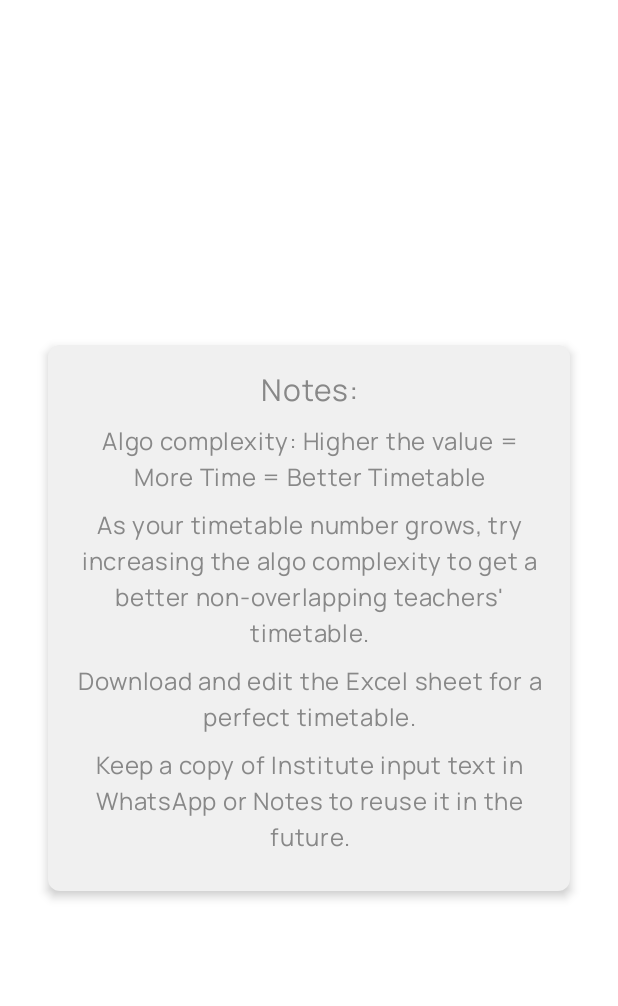
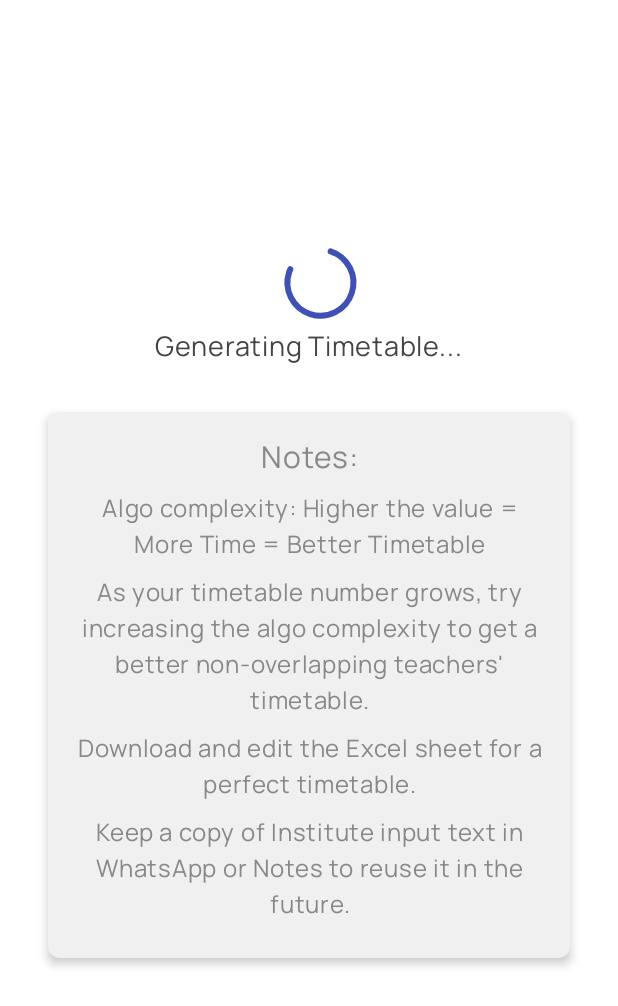
Before and after one commit to Timetable-Maker-GA/pk, an Android app built with Jetpack Compose: the composable LoadingScreen called with empty values, on a phone screen of 412 x 824 dp. Shown: the top 1006 px of the screen. Run offline under Robolectric (Android 15) with nearby library versions, the phone set to English and light mode, and no system bars; our stand-ins replace accompanist.

Commit message:
Basic version of knn done due to LCP

```diff
--- a/app/src/main/java/com/example/ttmaker/presentation/addTimeTable/components/LoadingScreen.kt
+++ b/app/src/main/java/com/example/ttmaker/presentation/addTimeTable/components/LoadingScreen.kt
@@ -1,4 +1,5 @@
 package com.example.ttmaker.presentation.addTimeTable.components
+
 
 import androidx.compose.foundation.layout.Box
 
@@ -45,6 +46,7 @@ import androidx.compose.ui.unit.dp
 import androidx.compose.ui.unit.sp
 import androidx.compose.ui.zIndex
 import androidx.compose.runtime.Composable
+
 @Composable
 fun LoadingScreen(gen: Int, level: Int, population: Int, generation: Int) {
     Box(
@@ -53,14 +55,29 @@ fun LoadingScreen(gen: Int, level: Int, population: Int, generation: Int) {
             .background(Color.White)
             .padding(vertical = 100.dp)
             .zIndex(10f),
-        contentAlignment = Alignment.Center // Center the content
+        contentAlignment = Alignment.Center
     ) {
         Column(
             horizontalAlignment = Alignment.CenterHorizontally,
             verticalArrangement = Arrangement.Center,
             modifier = Modifier.padding(16.dp)
         ) {
+            // 👇 Circular loading animation
+            CircularProgressIndicator(
+                color = Color(0xFF3F51B5),
+                strokeWidth = 4.dp,
+                modifier = Modifier.size(48.dp).padding(bottom = 16.dp)
+            )
 
+            // 👇 Optional status text
+            Text(
+                text = "Generating Timetable...",
+                color = Color.DarkGray,
+                fontSize = 18.sp,
+                modifier = Modifier.padding(bottom = 16.dp)
+            )
+
+            // Notes Card
             Card(
                 shape = RoundedCornerShape(8.dp),
                 elevation = 4.dp,
@@ -109,6 +126,74 @@ fun LoadingScreen(gen: Int, level: Int, population: Int, generation: Int) {
                     )
                 }
             }
-            }
         }
     }
+}
+
+//@Composable
+//fun LoadingScreen(gen: Int, level: Int, population: Int, generation: Int) {
+//    Box(
+//        modifier = Modifier
+//            .fillMaxSize()
+//            .background(Color.White)
+//            .padding(vertical = 100.dp)
+//            .zIndex(10f),
+//        contentAlignment = Alignment.Center // Center the content
+//    ) {
+//        Column(
+//            horizontalAlignment = Alignment.CenterHorizontally,
+//            verticalArrangement = Arrangement.Center,
+//            modifier = Modifier.padding(16.dp)
+//        ) {
+//
+//            Card(
+//                shape = RoundedCornerShape(8.dp),
+//                elevation = 4.dp,
+//                backgroundColor = Color(0xFFF0F0F0),
+//                modifier = Modifier.padding(16.dp)
+//            ) {
+//                Column(
+//                    horizontalAlignment = Alignment.CenterHorizontally,
+//                    verticalArrangement = Arrangement.Center,
+//                    modifier = Modifier.padding(16.dp)
+//                ) {
+//                    Text(
+//                        text = "Notes:",
+//                        fontSize = 20.sp,
+//                        textAlign = TextAlign.Center,
+//                        color = Color.Gray,
+//                        modifier = Modifier.padding(bottom = 8.dp)
+//                    )
+//                    Text(
+//                        text = "Algo complexity: Higher the value = More Time = Better Timetable",
+//                        textAlign = TextAlign.Center,
+//                        color = Color.Gray,
+//                        fontSize = 16.sp,
+//                        modifier = Modifier.padding(bottom = 8.dp),
+//                    )
+//                    Text(
+//                        text = "As your timetable number grows, try increasing the algo complexity to get a better non-overlapping teachers' timetable.",
+//                        textAlign = TextAlign.Center,
+//                        color = Color.Gray,
+//                        fontSize = 16.sp,
+//                        modifier = Modifier.padding(bottom = 8.dp),
+//                    )
+//                    Text(
+//                        text = "Download and edit the Excel sheet for a perfect timetable.",
+//                        textAlign = TextAlign.Center,
+//                        color = Color.Gray,
+//                        fontSize = 16.sp,
+//                        modifier = Modifier.padding(bottom = 8.dp),
+//                    )
+//                    Text(
+//                        text = "Keep a copy of Institute input text in WhatsApp or Notes to reuse it in the future.",
+//                        textAlign = TextAlign.Center,
+//                        color = Color.Gray,
+//                        fontSize = 16.sp,
+//                        modifier = Modifier.padding(bottom = 8.dp),
+//                    )
+//                }
+//            }
+//            }
+//        }
+//    }
```
Also changed, not shown: app/src/main/java/com/example/ttmaker/presentation/addTimeTable/AddTimeTableViewModel.kt (+14 -0 lines).
